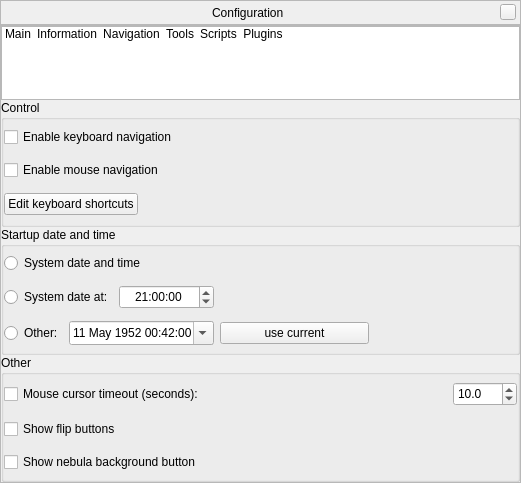
Old version of the form src/gui/configurationDialog.ui in the repository 519984307/stellarium_src.
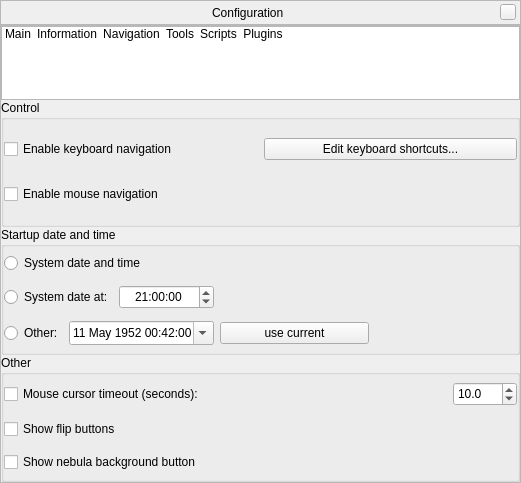
New version of the form. The open tabs and pages were chosen to show the change. Icons and pictures are not drawn. Custom widgets are drawn as their Qt base class.

Commit message: the "edit keyboard shortcuts" button shouldn't hide that window

```diff
--- a/src/gui/configurationDialog.ui
+++ b/src/gui/configurationDialog.ui
@@ -551,11 +551,11 @@
             <property name="title">
              <string>Control</string>
             </property>
-            <layout class="QVBoxLayout" name="verticalLayout_X">
+            <layout class="QGridLayout" name="gridLayout">
              <property name="margin">
               <number>0</number>
              </property>
-             <item>
+             <item row="0" column="0">
               <widget class="QCheckBox" name="enableKeysNavigationCheckBox">
                <property name="toolTip">
                 <string>Allow keyboard to pan and zoom</string>
@@ -565,7 +565,7 @@
                </property>
               </widget>
              </item>
-             <item>
+             <item row="1" column="0" colspan="2">
               <widget class="QCheckBox" name="enableMouseNavigationCheckBox">
                <property name="toolTip">
                 <string>Allow mouse to pan (drag) and zoom (mousewheel)</string>
@@ -575,29 +575,12 @@
                </property>
               </widget>
              </item>
-             <item>
-              <layout class="QHBoxLayout" name="horizontalLayout_9">
-               <item>
-                <widget class="QPushButton" name="editShortcutsPushButton">
-                 <property name="text">
-                  <string>Edit keyboard shortcuts</string>
-                 </property>
-                </widget>
-               </item>
-               <item>
-                <spacer name="horizontalSpacer_4">
-                 <property name="orientation">
-                  <enum>Qt::Horizontal</enum>
-                 </property>
-                 <property name="sizeHint" stdset="0">
-                  <size>
-                   <width>40</width>
-                   <height>20</height>
-                  </size>
-                 </property>
-                </spacer>
-               </item>
-              </layout>
+             <item row="0" column="1">
+              <widget class="QPushButton" name="editShortcutsPushButton">
+               <property name="text">
+                <string>Edit keyboard shortcuts...</string>
+               </property>
+              </widget>
              </item>
             </layout>
            </widget>
```
Left out of the diff: 9 changed lines with no effect on the pictures. The commit also changes 2 other files.
